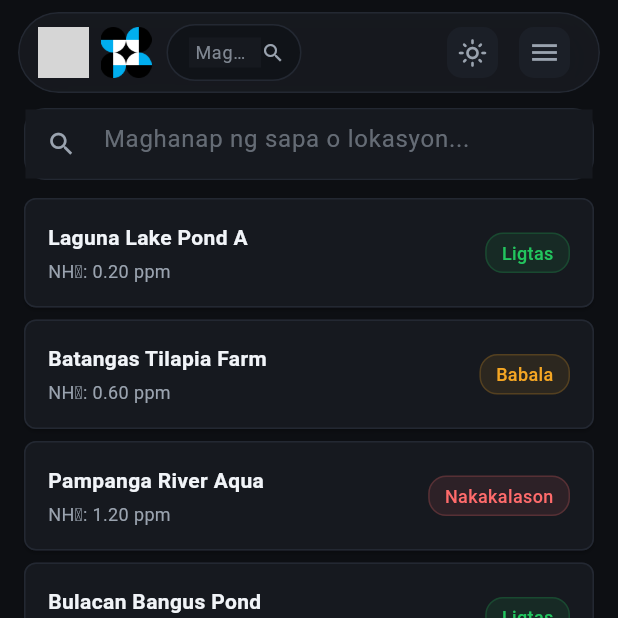
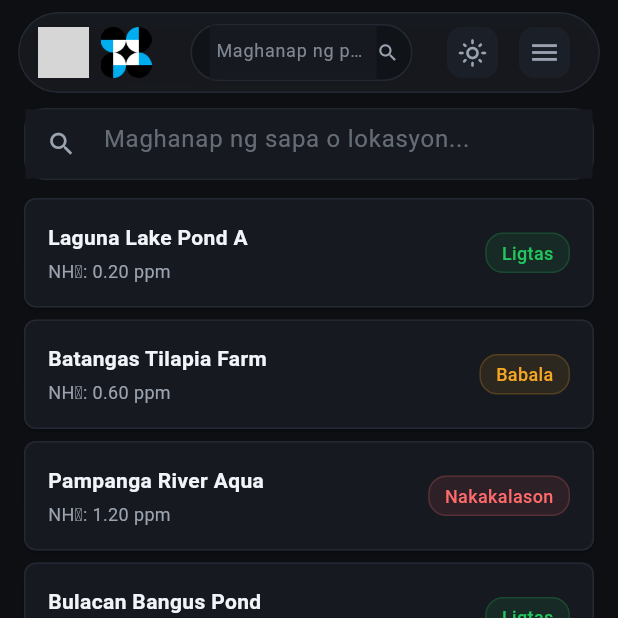
Before and after one commit to defzeke/aqwanetio, a Flutter app: the screen it shows after launch, item 2 of the bottom bar chosen, on a phone screen of 412 x 824 dp, the top half of it. Run offline on Flutter 3.47's test engine with Material 3 defaults, Android fonts, the phone set to English and light mode, and no system bars; our stand-ins replace flutter_map, latlong2, shared_preferences; accounts and stored records are empty; grey boxes are pictures that could not be loaded.

Commit message:
feat: implemented search input expandable

```diff
--- a/apps/aqwanetio_app/lib/screens/home_screen.dart
+++ b/apps/aqwanetio_app/lib/screens/home_screen.dart
@@ -118,14 +118,16 @@ class _HomeScreenState extends State<HomeScreen> {
                   Image.asset('assets/images/dostasti-logo.png', width: 34, height: 34),
                   const SizedBox(width: 8),
                   Image.asset('assets/images/dost-logo.png', width: 34, height: 34),
-                  const SizedBox(width: 10),
-                  Flexible(
-                    child: ConstrainedBox(
-                      constraints: const BoxConstraints(minWidth: 120, maxWidth: 200),
+                const SizedBox(width: 10),
+                Expanded(
+                  child: ConstrainedBox(
+                    constraints: const BoxConstraints(maxWidth: 240),
+                    child: Align(
+                      alignment: Alignment.centerLeft,
                       child: PondSearch(onSelected: _onSearchSelect),
                     ),
                   ),
-                  const Spacer(),
+                ),
                   if (showChip)
                     Container(
                       margin: const EdgeInsets.only(right: 6),
--- a/apps/aqwanetio_app/lib/widgets/pond_search.dart
+++ b/apps/aqwanetio_app/lib/widgets/pond_search.dart
@@ -54,13 +54,14 @@ class _PondSearchState extends State<PondSearch> {
         return AnimatedContainer(
           duration: const Duration(milliseconds: 200),
           curve: Curves.easeOutCubic,
+          margin: EdgeInsets.symmetric(horizontal: _focused ? 0 : 16),
           height: 38,
           decoration: BoxDecoration(
             color: AppColors.inputBg,
             borderRadius: BorderRadius.circular(19),
             border: Border.all(color: _focused ? AppColors.accent : AppColors.border, width: _focused ? 1.6 : 1),
           ),
-          padding: const EdgeInsets.only(left: 14),
+          padding: const EdgeInsets.only(left: 12),
           child: Row(children: [
             Expanded(
               child: TextField(
@@ -69,20 +70,20 @@ class _PondSearchState extends State<PondSearch> {
                 onSubmitted: (_) => onFieldSubmitted(),
                 inputFormatters: [LengthLimitingTextInputFormatter(60)],
                 style: TextStyle(fontSize: 13, color: AppColors.text),
-                cursorHeight: 16,
                 decoration: InputDecoration(
                   hintText: t('header.searchPond'),
-                  hintStyle: TextStyle(fontSize: 12, color: AppColors.textMuted.withValues(alpha: 0.8)),
+                  hintMaxLines: 1,
+                  hintStyle: TextStyle(fontSize: 12, color: AppColors.textMuted.withValues(alpha: 0.8), overflow: TextOverflow.ellipsis),
                   border: InputBorder.none,
                   enabledBorder: InputBorder.none,
                   focusedBorder: InputBorder.none,
                   isDense: true,
-                  contentPadding: EdgeInsets.zero,
+                  contentPadding: const EdgeInsets.symmetric(vertical: 11),
                 ),
               ),
             ),
-            Icon(Icons.search, size: 16, color: AppColors.textMuted),
-            const SizedBox(width: 10),
+            Icon(Icons.search, size: 15, color: AppColors.textMuted),
+            const SizedBox(width: 8),
           ]),
         );
       },
```
